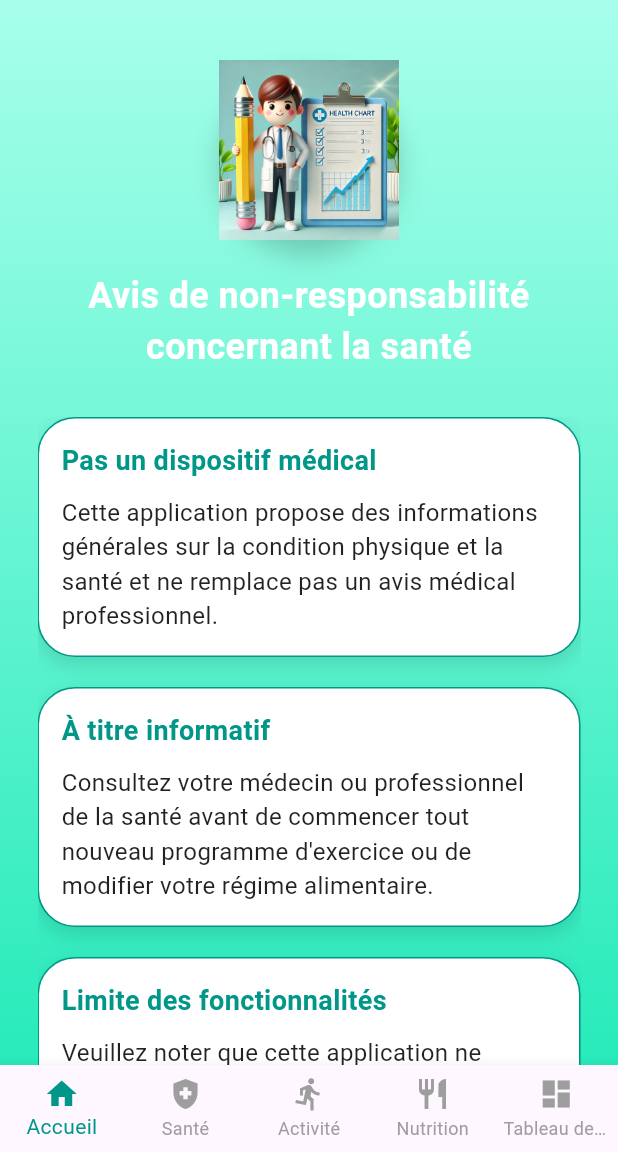
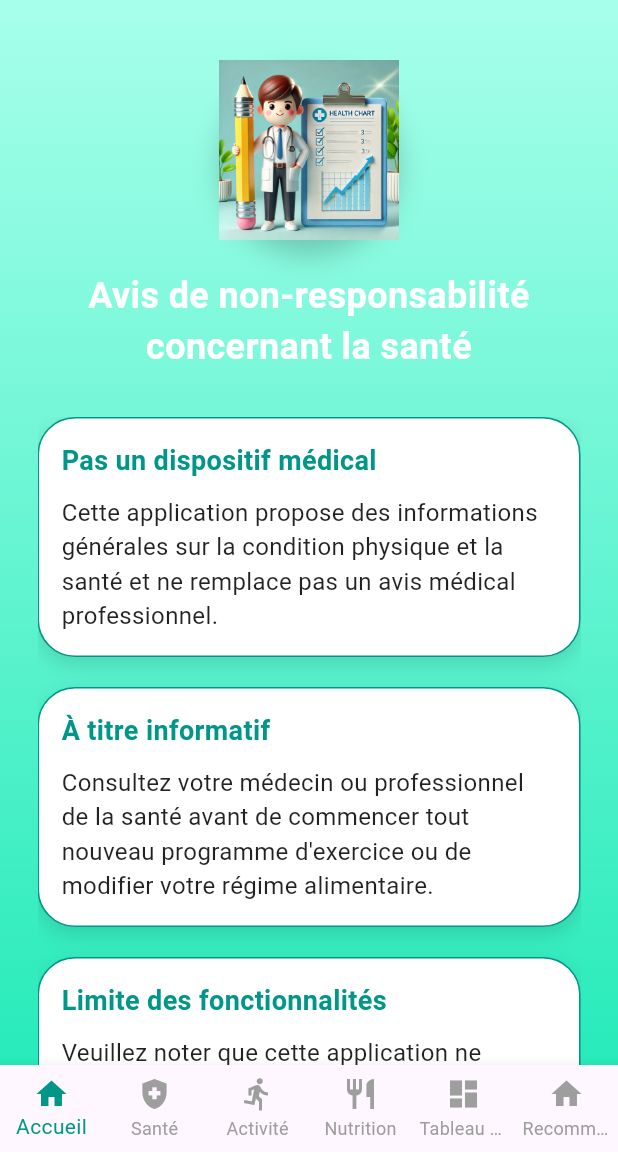
Before and after one commit to Oumaimanr/iyadomaima, a Flutter app: the MainScreen screen opened directly, on a phone screen of 412 x 824 dp, the part 84-1236 px from its top. Run offline on Flutter 3.47's test engine with Material 3 defaults, Android fonts, the phone set to English and light mode, and no system bars; our stand-ins replace cloud_firestore, firebase_auth, firebase_core, syncfusion_flutter_charts; accounts and stored records are empty.

Commit message:
version 2

```diff
--- a/flutter_app/lib/mainscreen.dart
+++ b/flutter_app/lib/mainscreen.dart
@@ -3,7 +3,7 @@ import 'package:flutter_app/health_info.dart';
 import 'package:flutter_app/activity_tracking.dart';
 import 'package:flutter_app/nutrition_tracking.dart';
 import 'package:flutter_app/dashboard.dart';
-//import 'package:flutter_app/recommendations.dart'; // Importer la nouvelle page de recommandations
+import 'package:flutter_app/recommendations.dart'; // Importer la nouvelle page de recommandations
 
 class MainScreen extends StatefulWidget {
   const MainScreen({super.key});
@@ -21,7 +21,7 @@ class _MainScreenState extends State<MainScreen> {
     const ActivityTrackingScreen(),
     const NutritionTrackingScreen(),
     const DashboardScreen(),
-    //const RecommendationsScreen(), // Nouvelle page de recommandations
+    const RecommendationsScreen(), // Nouvelle page de recommandations
   ];
 
   @override
@@ -59,6 +59,10 @@ class _MainScreenState extends State<MainScreen> {
           BottomNavigationBarItem(
             icon: Icon(Icons.dashboard),
             label: 'Tableau de bord',
+          ),
+          BottomNavigationBarItem(
+            icon: Icon(Icons.home),
+            label: 'Recommandations',
           ),
         ],
       ),
--- a/flutter_app/lib/recommendations.dart
+++ b/flutter_app/lib/recommendations.dart
@@ -1,4 +1,4 @@
-/*import 'package:flutter/material.dart';
+import 'package:flutter/material.dart';
 import 'package:cloud_firestore/cloud_firestore.dart';
 import 'package:firebase_auth/firebase_auth.dart';
 
@@ -27,6 +27,7 @@ class _RecommendationsScreenState extends State<RecommendationsScreen> {
         final userDoc = await FirebaseFirestore.instance
             .collection('users')
             .doc(user.uid)
+            //.collection('health_data')
             .get();
 
         if (userDoc.exists) {
@@ -132,4 +133,3 @@ class _RecommendationsScreenState extends State<RecommendationsScreen> {
     );
   }
 }
-*/
```
